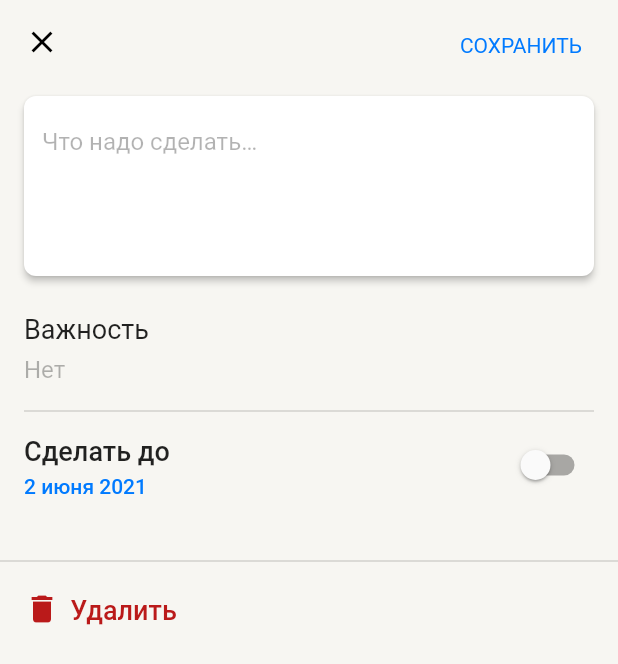
After one commit to Damovetsky/totodo, a Flutter app: the TaskDetailScreen screen opened directly, on a phone screen of 412 x 824 dp. The commit adds this screen. Shown: the top 664 px of the screen. Run offline on Flutter 3.47's test engine with Material 2 defaults, Android fonts, the light colour scheme and no system bars; our stand-ins replace google_fonts.

Commit message:
Designed task detail screen

```diff
--- a/lib/core/ui/color_schemes.dart
+++ b/lib/core/ui/color_schemes.dart
@@ -23,7 +23,7 @@ const lightColorScheme = ColorScheme(
   background: Color(0xFFF7F6F2),
   onBackground: Color(0xFF1B1B1F),
   surface: Color(0xFFFFFFFF),
-  onSurface: Color(0xFF1B1B1F),
+  onSurface: Color(0xFF000000),
   surfaceVariant: Color(0xFFE1E2EC),
   onSurfaceVariant: Color(0x4D000000),
   outline: Color(0xFF74777F),
@@ -57,7 +57,7 @@ const darkColorScheme = ColorScheme(
   background: Color(0xFF161618),
   onBackground: Color(0xFFE3E2E6),
   surface: Color(0xFF252528),
-  onSurface: Color(0xFFE3E2E6),
+  onSurface: Color(0xFFFFFFFF),
   surfaceVariant: Color(0xFF44474F),
   onSurfaceVariant: Color(0x66FFFFFF),
   outline: Color(0xFF8E9099),
--- a/lib/core/ui/theme.dart
+++ b/lib/core/ui/theme.dart
@@ -8,6 +8,11 @@ final lightTheme = ThemeData(
   textTheme: textTheme,
   floatingActionButtonTheme: const FloatingActionButtonThemeData()
       .copyWith(backgroundColor: lightColorScheme.primary),
+  textButtonTheme: TextButtonThemeData(
+    style: const ButtonStyle().copyWith(
+      textStyle: MaterialStateProperty.all<TextStyle>(buttonText),
+    ),
+  ),
 );
 
 final darkTheme = ThemeData(
@@ -15,4 +20,9 @@ final darkTheme = ThemeData(
   textTheme: textTheme,
   floatingActionButtonTheme: const FloatingActionButtonThemeData()
       .copyWith(backgroundColor: lightColorScheme.primary),
+  textButtonTheme: TextButtonThemeData(
+    style: const ButtonStyle().copyWith(
+      textStyle: MaterialStateProperty.all<TextStyle>(buttonText),
+    ),
+  ),
 );
--- a/lib/main.dart
+++ b/lib/main.dart
@@ -5,6 +5,7 @@ import 'package:provider/provider.dart';
 import './core/ui/theme.dart';
 import './screens/my_tasks_screen/my_tasks_screen.dart';
 import './providers/tasks.dart';
+import 'screens/task_screen/task_detail_screen.dart';
 
 void main() {
   runApp(const App());
--- /dev/null
+++ b/lib/screens/task_screen/task_detail_screen.dart
@@ -0,0 +1,210 @@
+import 'package:flutter/material.dart';
+
+import '../../core/ui/color_schemes.dart';
+import '../../core/ui/dimentions.dart';
+import '../../core/ui/text_styles.dart';
+
+class TaskDetailScreen extends StatelessWidget {
+  const TaskDetailScreen({super.key});
+
+  @override
+  Widget build(BuildContext context) {
+    return Scaffold(
+      backgroundColor: currentColorScheme(context).background,
+      appBar: AppBar(
+        backgroundColor: currentColorScheme(context).background,
+        elevation: 0,
+        scrolledUnderElevation: 4,
+        leading: IconButton(
+          splashRadius: 24,
+          onPressed: () {},
+          icon: Icon(
+            Icons.close,
+            color: currentColorScheme(context).onSurface,
+          ),
+        ),
+        actions: [
+          Padding(
+            padding: const EdgeInsets.only(right: 16),
+            child: Center(
+              child: TextButton(
+                onPressed: () {},
+                child: const Text('СОХРАНИТЬ'),
+              ),
+            ),
+          )
+        ],
+      ),
+      body: SingleChildScrollView(
+        child: Column(
+          crossAxisAlignment: CrossAxisAlignment.start,
+          children: [
+            Padding(
+              padding: const EdgeInsets.symmetric(
+                  horizontal: screenHorizontalMargin),
+              child: Column(
+                crossAxisAlignment: CrossAxisAlignment.start,
+                children: [
+                  const SizedBox(
+                    height: 8,
+                  ),
+                  Material(
+                    color: Colors.transparent,
+                    borderRadius: BorderRadius.circular(8),
+                    elevation: 2,
+                    child: TextField(
+                      decoration: InputDecoration(
+                        filled: true,
+                        fillColor: currentColorScheme(context).surface,
+                        hintText: 'Что надо сделать…',
+                        hintStyle: currentTextTheme(context)
+                            .bodyMedium
+                            ?.copyWith(
+                                color: currentColorScheme(context)
+                                    .onSurfaceVariant),
+                        border: OutlineInputBorder(
+                          borderSide: BorderSide.none,
+                          borderRadius: BorderRadius.circular(8),
+                        ),
+                      ),
+                      style: currentTextTheme(context).bodyMedium,
+                      minLines: 4,
+                      maxLines: null,
+                      textInputAction: TextInputAction.newline,
+                    ),
+                  ),
+                  const SizedBox(
+                    height: 12,
+                  ),
+                  //Dropdown button
+                  ButtonTheme(
+                    alignedDropdown: true,
+                    child: DropdownButtonFormField(
+                      style: currentTextTheme(context).bodyMedium,
+                      decoration: InputDecoration(
+                        enabled: false,
+                        constraints: const BoxConstraints(maxWidth: 164),
+                        disabledBorder: const UnderlineInputBorder(
+                          borderSide: BorderSide(
+                            style: BorderStyle.none,
+                          ),
+                        ),
+                        contentPadding: const EdgeInsets.only(
+                          top: 16,
+                          bottom: 8,
+                        ),
+                        labelText: 'Важность',
+                        labelStyle: currentTextTheme(context).headlineSmall,
+                      ),
+                      alignment: Alignment.centerLeft,
+                      iconSize: 0,
+                      hint: Text(
+                        'Нет',
+                        style: currentTextTheme(context).bodyMedium?.copyWith(
+                              color:
+                                  currentColorScheme(context).onSurfaceVariant,
+                            ),
+                      ),
+                      items: const <DropdownMenuItem>[
+                        DropdownMenuItem(value: 'No', child: Text('Нет')),
+                        DropdownMenuItem(value: 'Low', child: Text('Низкий')),
+                        DropdownMenuItem(
+                          value: 'High',
+                          child: Text(
+                            '!! Высокий',
+                            style: TextStyle(color: redColor),
+                          ),
+                        ),
+                      ],
+                      onChanged: (value) {},
+                    ),
+                  ),
+                  Divider(
+                    thickness: 0.5,
+                    color: currentColorScheme(context).onSurfaceVariant,
+                  ),
+                  const SizedBox(height: 4),
+                  //Calendar
+                  Row(
+                    mainAxisAlignment: MainAxisAlignment.spaceBetween,
+                    children: [
+                      Flexible(
+                        child: Column(
+                          crossAxisAlignment: CrossAxisAlignment.start,
+                          children: [
+                            Text(
+                              'Сделать до',
+                              style: currentTextTheme(context).bodyLarge,
+                            ),
+                            const SizedBox(
+                              height: 4,
+                            ),
+                            InkWell(
+                              onTap: () {
+                                showDatePicker(
+                                  helpText: '',
+                                  initialDatePickerMode: DatePickerMode.day,
+                                  confirmText: 'ГОТОВО',
+                                  cancelText: 'ОТМЕНА',
+                                  context: context,
+                                  initialDate: DateTime.now(),
+                                  firstDate: DateTime(2023),
+                                  builder: (context, child) => Container(
+                                    child: child,
+                                  ),
+                                  lastDate: DateTime(2024),
+                                );
+                              },
+                              child: Text(
+                                '2 июня 2021',
+                                style: currentTextTheme(context)
+                                    .labelLarge
+                                    ?.copyWith(
+                                      color:
+                                          currentColorScheme(context).primary,
+                                    ),
+                              ),
+                            ),
+                          ],
+                        ),
+                      ),
+                      Switch(
+                        value: false,
+                        onChanged: (change) {},
+                      )
+                    ],
+                  ),
+                  const SizedBox(height: 32),
+                ],
+              ),
+            ),
+            Divider(
+              thickness: 0.5,
+              color: currentColorScheme(context).onSurfaceVariant,
+            ),
+            //Deete button
+            Padding(
+              padding: const EdgeInsets.symmetric(
+                horizontal: screenHorizontalMargin,
+              ),
+              child: TextButton.icon(
+                onPressed: () {},
+                style: TextButton.styleFrom(
+                  foregroundColor: currentColorScheme(context).error,
+                  textStyle: currentTextTheme(context).bodyLarge,
+                  disabledForegroundColor:
+                      currentColorScheme(context).onSurfaceVariant,
+                  padding: EdgeInsets.zero,
+                ),
+                icon: const Icon(
+                  Icons.delete,
+                ),
+                label: const Text('Удалить'),
+              ),
+            ),
+          ],
+        ),
+      ),
+    );
+  }
+}
```
Also changed, not shown: lib/core/ui/text_styles.dart (+7 -0 lines), lib/screens/my_tasks_screen/widgets/task_tile.dart (+52 -2 lines).
